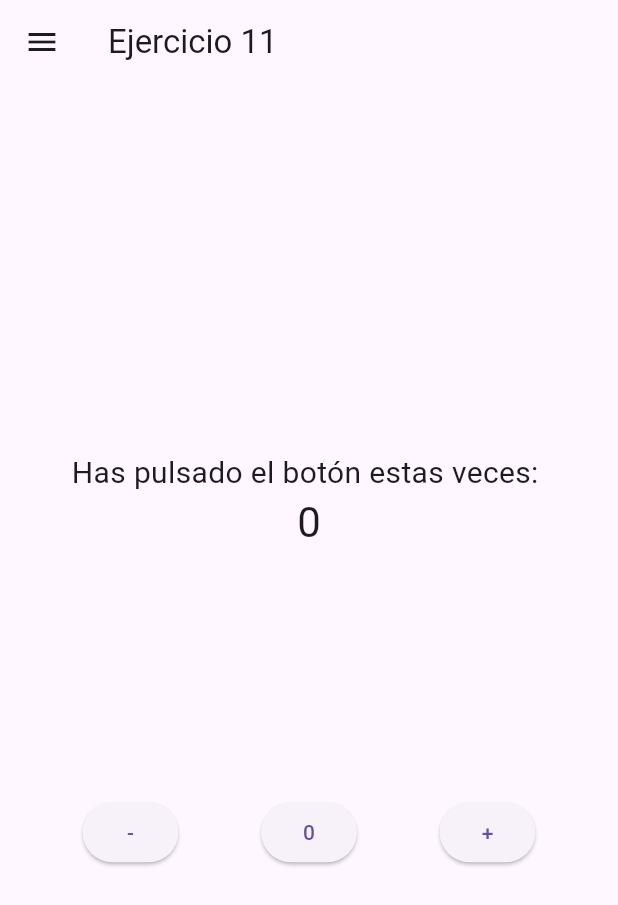
After one commit to DavidLN-Picasso/DavidL-Programacion-Multiplataforma, a Flutter app: the screen it shows after launch, in the side drawer, after a tap on "Ejercicio 10", on a phone screen of 412 x 824 dp. The commit adds this screen. Shown: the top 905 px of the screen. Run offline on Flutter 3.47's test engine with Material 3 defaults, Android fonts, the phone set to English and light mode, and no system bars; our stand-ins replace google_fonts; missing offline and left inert: extra_weight_text_style.

Commit message:
Ejercicio 10 Completado

```diff
--- /dev/null
+++ b/actividades_tema_1/lib/screens/ejercicio10.dart
@@ -0,0 +1,84 @@
+import 'package:flutter/material.dart';
+import 'menu_lateral.dart';
+
+void main() {
+  runApp(const Ejercicio10());
+}
+
+class Ejercicio10 extends StatefulWidget {
+  const Ejercicio10({super.key});
+
+  State<Ejercicio10> createState() => Ejercicio10State();
+}
+
+class Ejercicio10State extends State<Ejercicio10> {
+
+  int contador = 0;
+
+  // Métodos del contador
+
+  void aumentarContador() {
+      setState(() => contador++);
+  }
+
+  void disminuirContador() {
+      setState(() => contador--);
+  }
+
+  void reiniciarContador() {
+      setState(() => contador = 0);
+  }
+
+  // This widget is the root of your application.
+  @override
+  Widget build(BuildContext context) {
+
+    final size = MediaQuery.of(context).size;
+    final altoPantalla = size.height;
+
+    return MaterialApp(
+      title: 'Ejercicio 11',
+      home: Scaffold(
+
+        // Barra Superior
+
+        appBar: AppBar(
+          title: Text('Ejercicio 11'),
+        ),
+
+        // Cuerpo del Programa
+
+        body: Center(
+
+        child: Column(
+          mainAxisAlignment: .center,
+          children: [
+              Text('Has pulsado el botón estas veces: ',style: TextStyle(fontSize: 20),),
+
+              Text('$contador',
+                style: Theme.of(context).textTheme.headlineMedium,
+              ),
+
+              Padding(padding: EdgeInsets.only(top: altoPantalla * 0.2) ,child:
+              Row(
+                mainAxisAlignment: MainAxisAlignment.spaceEvenly,
+                children: [
+
+                  ElevatedButton(onPressed: disminuirContador, child: Text("-")),
+                  ElevatedButton(onPressed: reiniciarContador, child: Text("0")),
+                  ElevatedButton(onPressed: aumentarContador, child: Text("+")),
+
+                ],
+              )),
+            ],
+          ),
+        ),
+
+        // Drawer
+
+        drawer: MiDrawer(),
+
+      ),
+    );
+  }
+}
--- /dev/null
+++ b/actividades_tema_1/lib/screens/ejercicio11.dart
@@ -0,0 +1,32 @@
+import 'package:flutter/material.dart';
+import 'menu_lateral.dart';
+
+void main() => runApp(const Ejercicio11());
+
+class Ejercicio11 extends StatelessWidget {
+  const Ejercicio11({super.key});
+
+  @override
+  Widget build(BuildContext context) {
+    return MaterialApp(
+      title: 'Ejercicio 11',
+      home: Scaffold(
+
+        // Barra Superior
+
+        appBar: AppBar(
+          title: Text('Ejercicio 11'),
+        ),
+
+        // Cuerpo del Programa
+
+        body: Text("hola"),
+
+        // Drawer
+
+        drawer: MiDrawer(),
+
+      ),
+    );
+  }
+}
--- a/actividades_tema_1/lib/screens/menu_lateral.dart
+++ b/actividades_tema_1/lib/screens/menu_lateral.dart
@@ -8,6 +8,8 @@ import 'ejercicio6.dart';
 import 'ejercicio7.dart';
 import 'ejercicio8.dart';
 import 'ejercicio9.dart';
+import 'ejercicio10.dart';
+import 'ejercicio11.dart';
 
 void main() => runApp(MiDrawer());
 
@@ -179,6 +181,38 @@ class MiDrawer extends StatelessWidget {
               builder: (BuildContext context) => Ejercicio9()));
 
             },
+          ),
+
+          // Ejercicio 10
+
+          ListTile(
+            title: Text("Ejercicio 10"),
+
+            // Acción que hace al pulsar el botón
+
+            onTap: () {
+
+              Navigator.of(context).pop();
+              Navigator.of(context).push(MaterialPageRoute(
+              builder: (BuildContext context) => Ejercicio10()));
+
+            },
+          ),
+
+          // Ejercicio 11
+
+          ListTile(
+            title: Text("Ejercicio 11"),
+
+            // Acción que hace al pulsar el botón
+
+            onTap: () {
+
+              Navigator.of(context).pop();
+              Navigator.of(context).push(MaterialPageRoute(
+              builder: (BuildContext context) => Ejercicio11()));
+
+            },
           )
 
         ],
```
